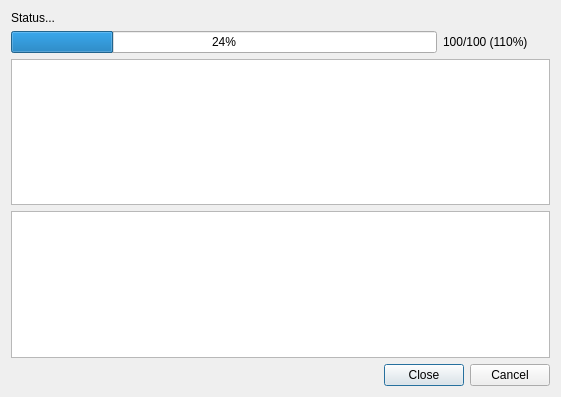
Above: src/preprocessor/gui/progress_dialog.ui from CAMBioMed/preprocessor before the change. Below: the same form after it.
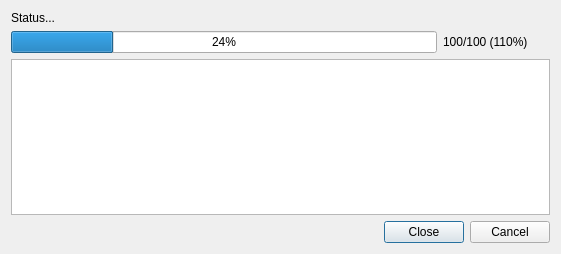
That is the form after the change.

Commit message: Fix progress dialog layout

Diff of the .ui file:
```diff
--- a/src/preprocessor/gui/progress_dialog.ui
+++ b/src/preprocessor/gui/progress_dialog.ui
@@ -7,7 +7,7 @@
     <x>0</x>
     <y>0</y>
     <width>561</width>
-    <height>397</height>
+    <height>254</height>
    </rect>
   </property>
   <property name="windowTitle">
@@ -80,9 +80,6 @@
      </column>
     </widget>
    </item>
-   <item>
-    <widget class="QListWidget" name="lstMessages"/>
-   </item>
    <item>
     <widget class="QDialogButtonBox" name="btnDialogButtons">
      <property name="orientation">
```
The commit also changes 3 other files.
